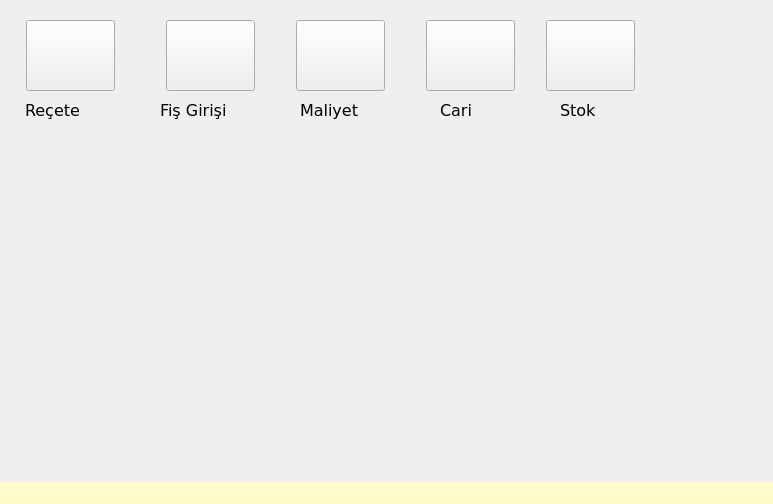
nerdogan/nenra, file mainwindow.ui: the form before one commit.
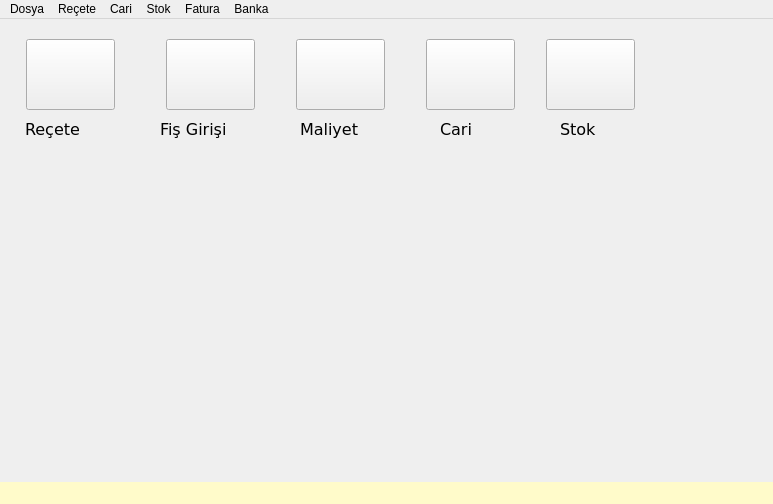
The form after the commit. Icons and pictures are not drawn.

Diff of the .ui file:
```diff
--- a/mainwindow.ui
+++ b/mainwindow.ui
@@ -325,9 +325,51 @@
      <x>0</x>
      <y>0</y>
      <width>773</width>
-     <height>21</height>
+     <height>22</height>
     </rect>
    </property>
+   <widget class="QMenu" name="menuDosya">
+    <property name="title">
+     <string>Dosya</string>
+    </property>
+   </widget>
+   <widget class="QMenu" name="menuRe_ete">
+    <property name="title">
+     <string>Reçete</string>
+    </property>
+   </widget>
+   <widget class="QMenu" name="menuCari">
+    <property name="title">
+     <string>Cari</string>
+    </property>
+   </widget>
+   <widget class="QMenu" name="menuStok">
+    <property name="title">
+     <string>Stok</string>
+    </property>
+    <addaction name="actionStok_Tan_mlama"/>
+    <addaction name="actionStok_Listesi"/>
+   </widget>
+   <widget class="QMenu" name="menuFatura">
+    <property name="title">
+     <string>Fatura</string>
+    </property>
+    <addaction name="actionFatura_Giri_Fi_i"/>
+    <addaction name="actionYemek_k_Fi_i"/>
+    <addaction name="actionTediye_Fi_i"/>
+    <addaction name="actionSay_m_Fi_i"/>
+   </widget>
+   <widget class="QMenu" name="menuBanka">
+    <property name="title">
+     <string>Banka</string>
+    </property>
+   </widget>
+   <addaction name="menuDosya"/>
+   <addaction name="menuRe_ete"/>
+   <addaction name="menuCari"/>
+   <addaction name="menuStok"/>
+   <addaction name="menuFatura"/>
+   <addaction name="menuBanka"/>
   </widget>
   <widget class="QStatusBar" name="statusbar">
    <property name="autoFillBackground">
```
Left out of the diff: 33 changed lines with no effect on the pictures.
